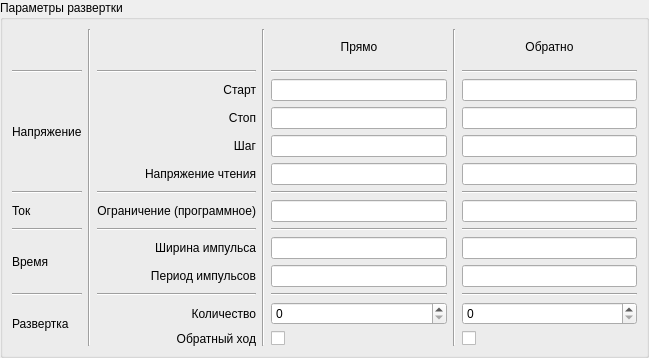
Above: gui/uies/signal_parameters.ui from neurocomputer/MemriBoard before the change. Below: the same form after it.
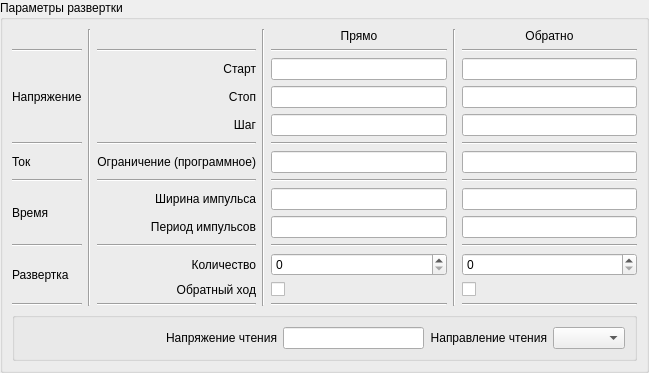
That is the form after the change. Custom widgets are drawn as their Qt base class.

The edit to the form file:
```diff
--- a/gui/uies/signal_parameters.ui
+++ b/gui/uies/signal_parameters.ui
@@ -7,7 +7,7 @@
     <x>0</x>
     <y>0</y>
     <width>649</width>
-    <height>358</height>
+    <height>338</height>
    </rect>
   </property>
   <property name="windowTitle">
@@ -32,42 +32,6 @@
       <string>Параметры развертки</string>
      </property>
      <layout class="QGridLayout" name="gridLayout">
-      <item row="0" column="4">
-       <widget class="QLabel" name="label_dir">
-        <property name="text">
-         <string>Прямо</string>
-        </property>
-        <property name="alignment">
-         <set>Qt::AlignCenter</set>
-        </property>
-       </widget>
-      </item>
-      <item row="8" column="4">
-       <widget class="Line" name="line_2_2">
-        <property name="orientation">
-         <enum>Qt::Horizontal</enum>
-        </property>
-       </widget>
-      </item>
-      <item row="8" column="0">
-       <widget class="Line" name="line_2_0">
-        <property name="orientation">
-         <enum>Qt::Horizontal</enum>
-        </property>
-       </widget>
-      </item>
-      <item row="9" column="4">
-       <widget class="ScientificQLineEdit" name="pulse_width_dir"/>
-      </item>
-      <item row="10" column="4">
-       <widget class="ScientificQLineEdit" name="pulse_period_dir"/>
-      </item>
-      <item row="3" column="4">
-       <widget class="ScientificQLineEdit" name="stop_dir"/>
-      </item>
-      <item row="9" column="6">
-       <widget class="ScientificQLineEdit" name="pulse_width_rev"/>
-      </item>
       <item row="13" column="2">
        <widget class="QLabel" name="label_double">
         <property name="text">
@@ -78,6 +42,111 @@
         </property>
        </widget>
       </item>
+      <item row="10" column="6">
+       <widget class="ScientificQLineEdit" name="pulse_period_rev"/>
+      </item>
+      <item row="1" column="5" rowspan="14">
+       <widget class="Line" name="line_v_2">
+        <property name="orientation">
+         <enum>Qt::Vertical</enum>
+        </property>
+       </widget>
+      </item>
+      <item row="11" column="2">
+       <widget class="Line" name="line_3_1">
+        <property name="orientation">
+         <enum>Qt::Horizontal</enum>
+        </property>
+       </widget>
+      </item>
+      <item row="4" column="2">
+       <widget class="QLabel" name="label_stop">
+        <property name="text">
+         <string>Стоп</string>
+        </property>
+        <property name="alignment">
+         <set>Qt::AlignRight|Qt::AlignTrailing|Qt::AlignVCenter</set>
+        </property>
+       </widget>
+      </item>
+      <item row="14" column="6">
+       <widget class="Line" name="line_4_3">
+        <property name="orientation">
+         <enum>Qt::Horizontal</enum>
+        </property>
+       </widget>
+      </item>
+      <item row="5" column="4">
+       <widget class="ScientificQLineEdit" name="step_dir"/>
+      </item>
+      <item row="1" column="1" rowspan="14">
+       <widget class="Line" name="line_v_0">
+        <property name="orientation">
+         <enum>Qt::Vertical</enum>
+        </property>
+       </widget>
+      </item>
+      <item row="15" column="0" colspan="7">
+       <widget class="QGroupBox" name="read_voltage_group">
+        <property name="title">
+         <string/>
+        </property>
+        <layout class="QHBoxLayout" name="horizontalLayout_2">
+         <item>
+          <spacer name="horizontalSpacer">
+           <property name="orientation">
+            <enum>Qt::Horizontal</enum>
+           </property>
+           <property name="sizeHint" stdset="0">
+            <size>
+             <width>40</width>
+             <height>20</height>
+            </size>
+           </property>
+          </spacer>
+         </item>
+         <item>
+          <widget class="QLabel" name="label_read_vol">
+           <property name="text">
+            <string>Напряжение чтения</string>
+           </property>
+           <property name="alignment">
+            <set>Qt::AlignRight|Qt::AlignTrailing|Qt::AlignVCenter</set>
+           </property>
+          </widget>
+         </item>
+         <item>
+          <widget class="ScientificQLineEdit" name="read_voltage"/>
+         </item>
+         <item>
+          <widget class="QLabel" name="label_read_direction">
+           <property name="text">
+            <string>Направление чтения</string>
+           </property>
+           <property name="alignment">
+            <set>Qt::AlignRight|Qt::AlignTrailing|Qt::AlignVCenter</set>
+           </property>
+          </widget>
+         </item>
+         <item>
+          <widget class="QComboBox" name="read_direction"/>
+         </item>
+        </layout>
+       </widget>
+      </item>
+      <item row="9" column="4">
+       <widget class="ScientificQLineEdit" name="pulse_width_dir"/>
+      </item>
+      <item row="12" column="0" rowspan="2">
+       <widget class="QLabel" name="label_sweep_params">
+        <property name="text">
+         <string>Развертка</string>
+        </property>
+       </widget>
+      </item>
+      <item row="4" column="6">
+       <widget class="ScientificQLineEdit" name="stop_rev"/>
+      </item>
       <item row="7" column="0">
        <widget class="QLabel" name="label_compliance_val">
         <property name="text">
@@ -85,23 +154,20 @@
         </property>
        </widget>
       </item>
+      <item row="12" column="6">
+       <widget class="QSpinBox" name="amount_rev">
+        <property name="maximum">
+         <number>99999</number>
+        </property>
+       </widget>
+      </item>
       <item row="2" column="6">
-       <widget class="ScientificQLineEdit" name="start_rev"/>
-      </item>
-      <item row="11" column="6">
-       <widget class="Line" name="line_3_3">
+       <widget class="Line" name="line_0_3">
         <property name="orientation">
          <enum>Qt::Horizontal</enum>
         </property>
        </widget>
       </item>
-      <item row="9" column="0" rowspan="2">
-       <widget class="QLabel" name="label_time">
-        <property name="text">
-         <string>Время</string>
-        </property>
-       </widget>
-      </item>
       <item row="12" column="2">
        <widget class="QLabel" name="label_amount">
         <property name="text">
@@ -112,16 +178,47 @@
         </property>
        </widget>
       </item>
-      <item row="3" column="2">
-       <widget class="QLabel" name="label_stop">
+      <item row="2" column="2">
+       <widget class="Line" name="line_0_1">
+        <property name="orientation">
+         <enum>Qt::Horizontal</enum>
+        </property>
+       </widget>
+      </item>
+      <item row="8" column="6">
+       <widget class="Line" name="line_2_3">
+        <property name="orientation">
+         <enum>Qt::Horizontal</enum>
+        </property>
+       </widget>
+      </item>
+      <item row="7" column="6">
+       <widget class="ScientificQLineEdit" name="compliance_rev"/>
+      </item>
+      <item row="9" column="2">
+       <widget class="QLabel" name="label_pulse_width">
         <property name="text">
-         <string>Стоп</string>
+         <string>Ширина импульса</string>
         </property>
         <property name="alignment">
          <set>Qt::AlignRight|Qt::AlignTrailing|Qt::AlignVCenter</set>
         </property>
        </widget>
       </item>
+      <item row="6" column="6">
+       <widget class="Line" name="line_1_3">
+        <property name="orientation">
+         <enum>Qt::Horizontal</enum>
+        </property>
+       </widget>
+      </item>
+      <item row="6" column="4">
+       <widget class="Line" name="line_1_2">
+        <property name="orientation">
+         <enum>Qt::Horizontal</enum>
+        </property>
+       </widget>
+      </item>
       <item row="13" column="6">
        <widget class="QCheckBox" name="double_rev">
         <property name="text">
@@ -129,25 +226,55 @@
         </property>
        </widget>
       </item>
-      <item row="10" column="2">
-       <widget class="QLabel" name="label_pulse_period">
+      <item row="8" column="4">
+       <widget class="Line" name="line_2_2">
+        <property name="orientation">
+         <enum>Qt::Horizontal</enum>
+        </property>
+       </widget>
+      </item>
+      <item row="4" column="4">
+       <widget class="ScientificQLineEdit" name="stop_dir"/>
+      </item>
+      <item row="13" column="4">
+       <widget class="QCheckBox" name="double_dir">
         <property name="text">
-         <string>Период импульсов</string>
+         <string/>
         </property>
+       </widget>
+      </item>
+      <item row="7" column="2">
+       <widget class="QLabel" name="label_compliance">
+        <property name="text">
+         <string>Ограничение (программное)</string>
+        </property>
         <property name="alignment">
          <set>Qt::AlignRight|Qt::AlignTrailing|Qt::AlignVCenter</set>
         </property>
        </widget>
       </item>
-      <item row="11" column="4">
-       <widget class="Line" name="line_3_2">
+      <item row="14" column="0">
+       <widget class="Line" name="line_4_0">
         <property name="orientation">
          <enum>Qt::Horizontal</enum>
         </property>
        </widget>
       </item>
-      <item row="1" column="6">
-       <widget class="Line" name="line_0_3">
+      <item row="5" column="2">
+       <widget class="QLabel" name="label_step">
+        <property name="text">
+         <string>Шаг</string>
+        </property>
+        <property name="alignment">
+         <set>Qt::AlignRight|Qt::AlignTrailing|Qt::AlignVCenter</set>
+        </property>
+       </widget>
+      </item>
+      <item row="5" column="6">
+       <widget class="ScientificQLineEdit" name="step_rev"/>
+      </item>
+      <item row="14" column="2">
+       <widget class="Line" name="line_4_1">
         <property name="orientation">
          <enum>Qt::Horizontal</enum>
         </property>
@@ -160,7 +287,7 @@
         </property>
        </widget>
       </item>
-      <item row="0" column="6">
+      <item row="1" column="6">
        <widget class="QLabel" name="label_rev">
         <property name="text">
          <string>Обратно</string>
@@ -170,58 +297,23 @@
         </property>
        </widget>
       </item>
-      <item row="13" column="4">
-       <widget class="QCheckBox" name="double_dir">
-        <property name="text">
-         <string/>
-        </property>
-       </widget>
-      </item>
-      <item row="3" column="6">
-       <widget class="ScientificQLineEdit" name="stop_rev"/>
-      </item>
-      <item row="6" column="6">
-       <widget class="Line" name="line_1_3">
-        <property name="orientation">
-         <enum>Qt::Horizontal</enum>
-        </property>
-       </widget>
-      </item>
-      <item row="2" column="4">
-       <widget class="ScientificQLineEdit" name="start_dir"/>
-      </item>
-      <item row="4" column="6">
-       <widget class="ScientificQLineEdit" name="step_rev"/>
-      </item>
-      <item row="8" column="2">
-       <widget class="Line" name="line_2_1">
-        <property name="orientation">
-         <enum>Qt::Horizontal</enum>
-        </property>
-       </widget>
-      </item>
-      <item row="11" column="0">
-       <widget class="Line" name="line_3_0">
-        <property name="orientation">
-         <enum>Qt::Horizontal</enum>
-        </property>
-       </widget>
+      <item row="9" column="6">
+       <widget class="ScientificQLineEdit" name="pulse_width_rev"/>
       </item>
       <item row="1" column="4">
-       <widget class="Line" name="line_0_2">
-        <property name="orientation">
-         <enum>Qt::Horizontal</enum>
+       <widget class="QLabel" name="label_dir">
+        <property name="text">
+         <string>Прямо</string>
         </property>
-       </widget>
-      </item>
-      <item row="8" column="6">
-       <widget class="Line" name="line_2_3">
-        <property name="orientation">
-         <enum>Qt::Horizontal</enum>
+        <property name="alignment">
+         <set>Qt::AlignCenter</set>
         </property>
        </widget>
       </item>
-      <item row="2" column="2">
+      <item row="7" column="4">
+       <widget class="ScientificQLineEdit" name="compliance_dir"/>
+      </item>
+      <item row="3" column="2">
        <widget class="QLabel" name="label_start">
         <property name="text">
          <string>Старт</string>
@@ -231,93 +323,36 @@
         </property>
        </widget>
       </item>
-      <item row="1" column="0">
-       <widget class="Line" name="line_0_0">
+      <item row="1" column="3" rowspan="14">
+       <widget class="Line" name="line_v_1">
         <property name="orientation">
-         <enum>Qt::Horizontal</enum>
-        </property>
-       </widget>
-      </item>
-      <item row="0" column="5" rowspan="14">
-       <widget class="Line" name="line_v_2">
-        <property name="orientation">
          <enum>Qt::Vertical</enum>
         </property>
        </widget>
       </item>
-      <item row="12" column="6">
-       <widget class="QSpinBox" name="amount_rev">
-        <property name="maximum">
-         <number>99999</number>
-        </property>
-       </widget>
-      </item>
-      <item row="11" column="2">
-       <widget class="Line" name="line_3_1">
+      <item row="11" column="0">
+       <widget class="Line" name="line_3_0">
         <property name="orientation">
          <enum>Qt::Horizontal</enum>
         </property>
        </widget>
       </item>
-      <item row="12" column="0" rowspan="2">
-       <widget class="QLabel" name="label_sweep_params">
-        <property name="text">
-         <string>Развертка</string>
-        </property>
-       </widget>
-      </item>
-      <item row="4" column="4">
-       <widget class="ScientificQLineEdit" name="step_dir"/>
-      </item>
-      <item row="4" column="2">
-       <widget class="QLabel" name="label_step">
-        <property name="text">
-         <string>Шаг</string>
-        </property>
-        <property name="alignment">
-         <set>Qt::AlignRight|Qt::AlignTrailing|Qt::AlignVCenter</set>
-        </property>
-       </widget>
-      </item>
-      <item row="9" column="2">
-       <widget class="QLabel" name="label_pulse_width">
-        <property name="text">
-         <string>Ширина импульса</string>
-        </property>
-        <property name="alignment">
-         <set>Qt::AlignRight|Qt::AlignTrailing|Qt::AlignVCenter</set>
-        </property>
-       </widget>
-      </item>
-      <item row="10" column="6">
-       <widget class="ScientificQLineEdit" name="pulse_period_rev"/>
-      </item>
-      <item row="0" column="1" rowspan="14">
-       <widget class="Line" name="line_v_0">
+      <item row="2" column="4">
+       <widget class="Line" name="line_0_2">
         <property name="orientation">
-         <enum>Qt::Vertical</enum>
+         <enum>Qt::Horizontal</enum>
         </property>
        </widget>
       </item>
-      <item row="7" column="2">
-       <widget class="QLabel" name="label_compliance">
-        <property name="text">
-         <string>Ограничение (программное)</string>
-        </property>
-        <property name="alignment">
-         <set>Qt::AlignRight|Qt::AlignTrailing|Qt::AlignVCenter</set>
-        </property>
-       </widget>
-      </item>
-      <item row="6" column="4">
-       <widget class="Line" name="line_1_2">
+      <item row="8" column="2">
+       <widget class="Line" name="line_2_1">
         <property name="orientation">
          <enum>Qt::Horizontal</enum>
         </property>
        </widget>
       </item>
-      <item row="7" column="6">
-       <widget class="ScientificQLineEdit" name="compliance_rev"/>
+      <item row="10" column="4">
+       <widget class="ScientificQLineEdit" name="pulse_period_dir"/>
       </item>
       <item row="6" column="2">
        <widget class="Line" name="line_1_1">
@@ -326,6 +361,43 @@
         </property>
        </widget>
       </item>
+      <item row="14" column="4">
+       <widget class="Line" name="line_4_2">
+        <property name="orientation">
+         <enum>Qt::Horizontal</enum>
+        </property>
+       </widget>
+      </item>
+      <item row="3" column="6">
+       <widget class="ScientificQLineEdit" name="start_rev"/>
+      </item>
+      <item row="8" column="0">
+       <widget class="Line" name="line_2_0">
+        <property name="orientation">
+         <enum>Qt::Horizontal</enum>
+        </property>
+       </widget>
+      </item>
+      <item row="11" column="6">
+       <widget class="Line" name="line_3_3">
+        <property name="orientation">
+         <enum>Qt::Horizontal</enum>
+        </property>
+       </widget>
+      </item>
+      <item row="10" column="2">
+       <widget class="QLabel" name="label_pulse_period">
+        <property name="text">
+         <string>Период импульсов</string>
+        </property>
+        <property name="alignment">
+         <set>Qt::AlignRight|Qt::AlignTrailing|Qt::AlignVCenter</set>
+        </property>
+       </widget>
+      </item>
+      <item row="3" column="4">
+       <widget class="ScientificQLineEdit" name="start_dir"/>
+      </item>
       <item row="12" column="4">
        <widget class="QSpinBox" name="amount_dir">
         <property name="maximum">
@@ -333,46 +405,34 @@
         </property>
        </widget>
       </item>
-      <item row="0" column="3" rowspan="14">
-       <widget class="Line" name="line_v_1">
-        <property name="orientation">
-         <enum>Qt::Vertical</enum>
-        </property>
-       </widget>
-      </item>
-      <item row="1" column="2">
-       <widget class="Line" name="line_0_1">
-        <property name="orientation">
-         <enum>Qt::Horizontal</enum>
-        </property>
-       </widget>
-      </item>
-      <item row="7" column="4">
-       <widget class="ScientificQLineEdit" name="compliance_dir"/>
-      </item>
-      <item row="5" column="2">
-       <widget class="QLabel" name="label_read_vol">
-        <property name="text">
-         <string>Напряжение чтения</string>
-        </property>
-        <property name="alignment">
-         <set>Qt::AlignRight|Qt::AlignTrailing|Qt::AlignVCenter</set>
-        </property>
-       </widget>
-      </item>
-      <item row="5" column="4">
-       <widget class="ScientificQLineEdit" name="read_vol_dir"/>
-      </item>
-      <item row="5" column="6">
-       <widget class="ScientificQLineEdit" name="read_vol_rev"/>
-      </item>
-      <item row="2" column="0" rowspan="4">
+      <item row="3" column="0" rowspan="3">
        <widget class="QLabel" name="label_sweep_val">
         <property name="text">
          <string>Напряжение</string>
         </property>
        </widget>
       </item>
+      <item row="11" column="4">
+       <widget class="Line" name="line_3_2">
+        <property name="orientation">
+         <enum>Qt::Horizontal</enum>
+        </property>
+       </widget>
+      </item>
+      <item row="2" column="0">
+       <widget class="Line" name="line_0_0">
+        <property name="orientation">
+         <enum>Qt::Horizontal</enum>
+        </property>
+       </widget>
+      </item>
+      <item row="9" column="0" rowspan="2">
+       <widget class="QLabel" name="label_time">
+        <property name="text">
+         <string>Время</string>
+        </property>
+       </widget>
+      </item>
      </layout>
     </widget>
    </item>
```
